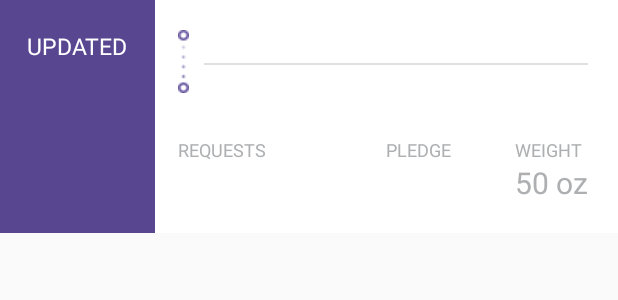
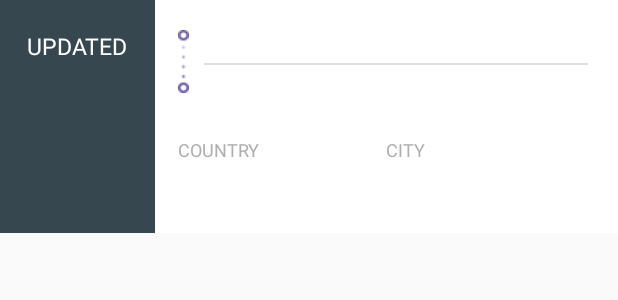
Before and after one commit to G-Maan/location-tracker, an Android app: the layout cell_title_layout.xml on its own in the app's theme, with its tools: preview values and no code run, on a phone screen of 412 x 824 dp. Shown: the top 300 px of the screen. Run offline under Robolectric (Android 15) with nearby library versions, the phone set to English and light mode, and no system bars; network calls fail.

```diff
--- a/ITracker/app/src/main/AndroidManifest.xml
+++ b/ITracker/app/src/main/AndroidManifest.xml
@@ -40,7 +40,7 @@
         </activity>
         <receiver android:name=".receivers.AlarmReceiver"/>
         <activity android:name=".MapsActivity"/>
-        <activity android:name=".MainActivity"/>
+        <activity android:name=".FriendListActivity"/>
         <activity android:name=".SearchActivity">
             <intent-filter>
             <action android:name="android.intent.action.SEARCH" />
--- a/ITracker/app/src/main/java/pmielnic/com/itracker/SearchActivity.java
+++ b/ITracker/app/src/main/java/pmielnic/com/itracker/SearchActivity.java
@@ -104,8 +104,6 @@ public class SearchActivity extends AppCompatActivity {
 
     }
 
-
-
     private void searchFor(String text){
         System.out.println(userEmail);
         String url = globals.getUrlFindUser() + userEmail + "/" + text;
--- a/ITracker/app/src/main/res/layout/activity_main.xml
+++ b/ITracker/app/src/main/res/layout/activity_main.xml
@@ -14,4 +14,4 @@
     android:paddingRight="@dimen/activity_horizontal_margin"
     android:paddingTop="@dimen/activity_vertical_margin"
     android:scrollbars="none"
-    tools:context=".MainActivity" />
+    tools:context=".FriendListActivity" />
--- a/ITracker/app/src/main/res/layout/cell_title_layout.xml
+++ b/ITracker/app/src/main/res/layout/cell_title_layout.xml
@@ -11,7 +11,7 @@
         android:layout_width="match_parent"
         android:layout_height="155dp"
         android:layout_weight="3"
-        android:background="@color/bgTitleLeft"
+        android:background="@color/blue_grey_800"
         android:gravity="center_horizontal"
         android:orientation="vertical"
         android:paddingBottom="20dp"
@@ -119,22 +119,6 @@
             android:layout_alignStart="@id/title_requests_count"
             android:text="@string/requests_count_badge" />
 
-        <TextView
-            android:id="@+id/title_weight"
-            style="@style/TitleBadgeText"
-            android:layout_width="wrap_content"
-            android:layout_height="wrap_content"
-            android:layout_alignParentBottom="true"
-            android:layout_alignParentEnd="true"
-            android:text="@string/weight_mock" />
-
-        <TextView
-            style="@style/TitleBadgeTitle"
-            android:layout_width="wrap_content"
-            android:layout_height="wrap_content"
-            android:layout_above="@id/title_weight"
-            android:layout_alignStart="@id/title_weight"
-            android:text="@string/weight_badge" />
 
         <TextView
             android:id="@+id/title_pledge"
@@ -148,9 +132,9 @@
             style="@style/TitleBadgeTitle"
             android:layout_width="wrap_content"
             android:layout_height="wrap_content"
-            android:layout_above="@id/title_pledge"
-            android:layout_alignStart="@id/title_pledge"
-            android:text="@string/pledge_badge" />
+            android:text="@string/pledge_badge"
+            android:layout_above="@+id/title_pledge"
+            android:layout_alignStart="@+id/title_pledge" />
 
     </RelativeLayout>
 </LinearLayout>
--- a/ITracker/app/src/main/res/values/strings.xml
+++ b/ITracker/app/src/main/res/values/strings.xml
@@ -5,7 +5,7 @@
     <string name="sign_out">Sign Out</string>
     <string name="resume">Open Map</string>
     <string name="desc_google_icon">Google Logo</string>
-    <string name="title_text">Google Sign-In\nHello</string>
+    <string name="title_text">Location Tracker\nWelcome</string>
     <string name="loading">Loading</string>
     <string name="signed_in_fmt">Signed in as: %s</string>
     <string name="server_client_id">680809743942-g9vv2rpetm9i2gtm1dk61v4ddohke06e.apps.googleusercontent.com</string>
@@ -18,13 +18,12 @@
     <string name="order_id_mock" translatable="false"># 1234–5678</string>
     <string name="price_mock" translatable="false">$25</string>
     <string name="requests_count_mock" translatable="false">5</string>
-    <string name="requests_count_badge" translatable="false">REQUESTS</string>
+    <string name="requests_count_badge" translatable="false">COUNTRY</string>
     <string name="weight_mock" translatable="false">50 oz</string>
-    <string name="weight_badge" translatable="false">WEIGHT</string>
     <string name="pledge_mock" translatable="false">$150</string>
-    <string name="pledge_badge" translatable="false">PLEDGE</string>
+    <string name="pledge_badge" translatable="false">CITY</string>
     <string name="sender_badge" translatable="false">USER</string>
-    <string name="client_name_mock" translatable="false">Edward Norton</string>
+    <string name="client_name_mock" translatable="false">SAMPLE NAME</string>
     <string name="rating_mock" translatable="false">(26)</string>
     <string name="from_badge" translatable="false">LAST LOCATION</string>
     <string name="to_badge" translatable="false">CURRENT LOCATION</string>
@@ -34,7 +33,6 @@
     <string name="deadline_badge" translatable="false">REQUEST DEADLINE</string>
     <string name="deadline_time_mock" translatable="false">24 minutes</string>
     <string name="request_btn_text" translatable="false">REQUEST</string>
-    <string name="btn_annotation_mock" translatable="false">5 people have sent a request</string>
     <string name="content_from1_mock">W 90th St</string>
     <string name="content_from2_mock">New York, NY 10025</string>
     <string name="content_to1_mock">46th Ave</string>
```
Also changed, not shown: ITracker/app/src/main/java/pmielnic/com/itracker/FriendListActivity.java (renamed from ITracker/app/src/main/java/pmielnic/com/itracker/MainActivity.java, +12 -16 lines), ITracker/app/src/main/java/pmielnic/com/itracker/MapsActivity.java (+78 -10 lines), ITracker/app/src/main/java/pmielnic/com/itracker/adapters/FoldingCellListAdapter.java (+17 -13 lines), ITracker/app/src/main/java/pmielnic/com/itracker/model/User.java (+11 -0 lines), ITracker/app/src/main/java/pmielnic/com/itracker/services/LocationService.java (+1 -30 lines), ITracker/app/src/main/res/layout/cell_content_layout.xml (+2 -9 lines), ITracker/app/src/main/res/layout/fragment_planet.xml (deleted, +0 -7 lines).
